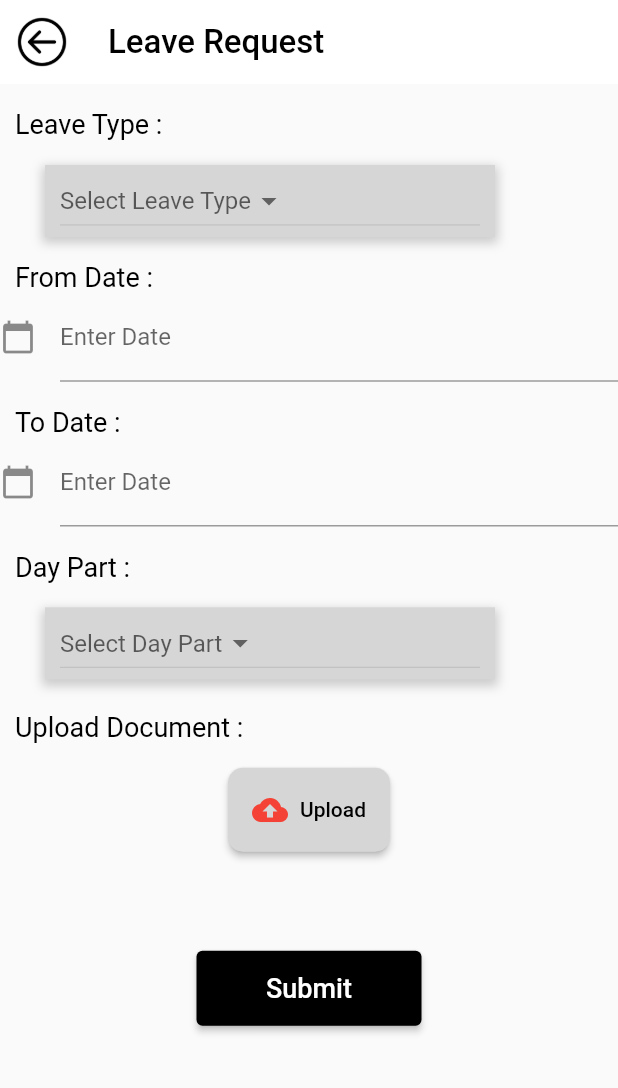
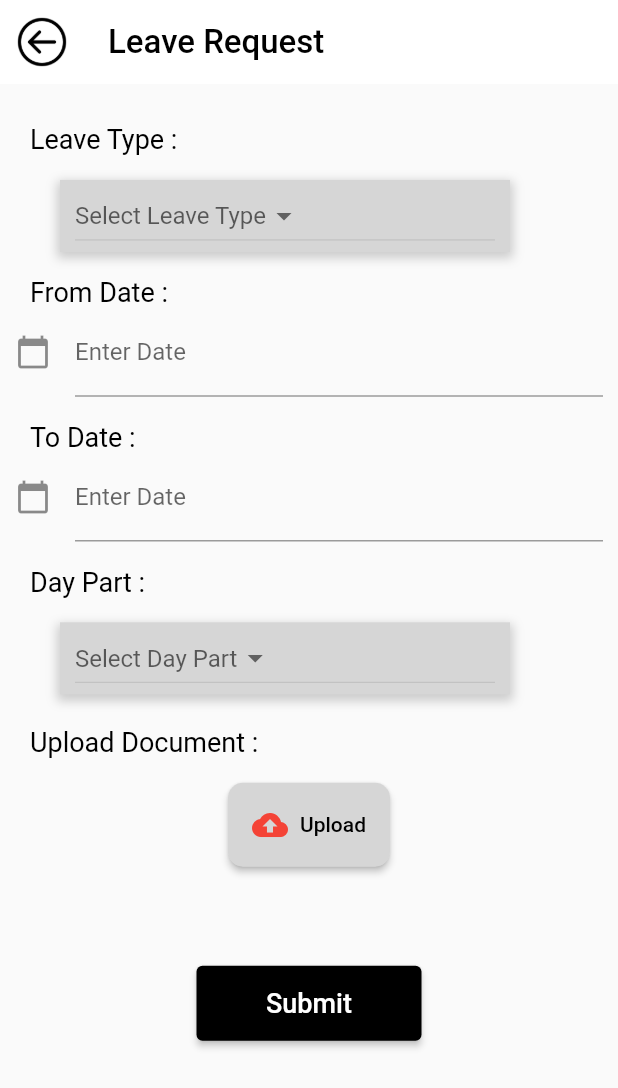
Before and after one commit to funky-dev99/Attendance-User, a Flutter app: the Leave screen opened directly, on a phone screen of 412 x 824 dp. Shown: the top 1088 px of the screen. Run offline on Flutter 3.47's test engine with Material 2 defaults, Android fonts, the phone set to English and light mode, and no system bars; our stand-ins replace file_picker, image_picker, location, qr_flutter, shared_preferences, slide_to_act; missing offline and left inert: flutter_pdfview; accounts and stored records are empty.

Commit message:
Update leave.dart

```diff
--- a/attend_user/lib/pages/leave.dart
+++ b/attend_user/lib/pages/leave.dart
@@ -62,7 +62,9 @@ class _LeaveState extends State<Leave> {
         ),
         elevation: 0.0,
       ),
-      body: Column(
+      body: Padding(
+        padding: const EdgeInsets.all(10.0),
+        child: Column(
           children: [
             SizedBox(
             height: getSizeBoxHeight(context),),
@@ -367,6 +369,7 @@ class _LeaveState extends State<Leave> {
 
 
           ],
+        ),
       )
 
     );
```
Lines whose indentation alone changed are shown as unchanged.
